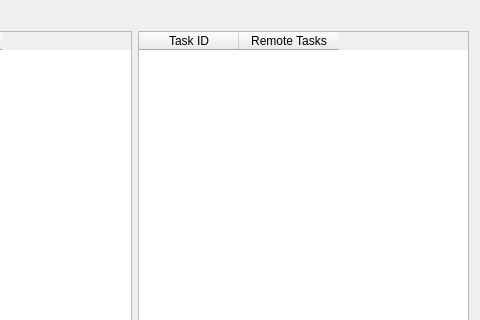
Old version of the form poc/golemPy/src/ui/nodetasks.ui in the repository golemfactory/clay; both pictures show x 210 to 690 and y 0 to 320 of the 690 by 501 pixel window.
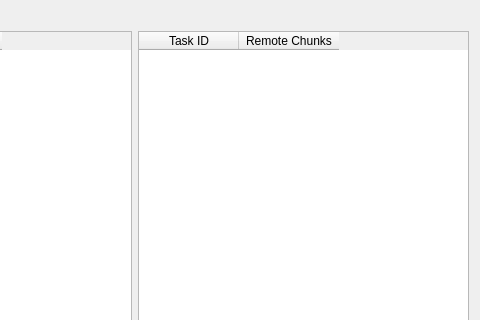
New version of the form.

```diff
--- a/poc/golemPy/src/ui/nodetasks.ui
+++ b/poc/golemPy/src/ui/nodetasks.ui
@@ -37,7 +37,7 @@
      </column>
      <column>
       <property name="text">
-       <string>Remote Tasks</string>
+       <string>Remote Chunks</string>
       </property>
      </column>
     </widget>
```
Left out of the diff: 2 changed lines with no effect on the pictures.
